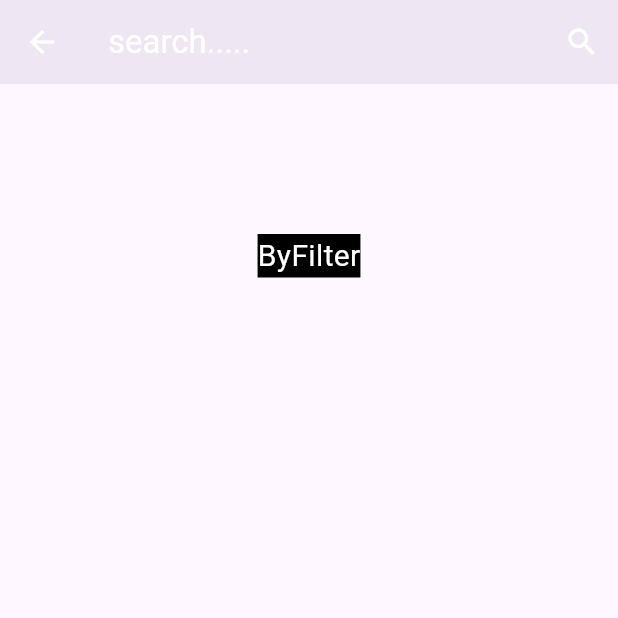
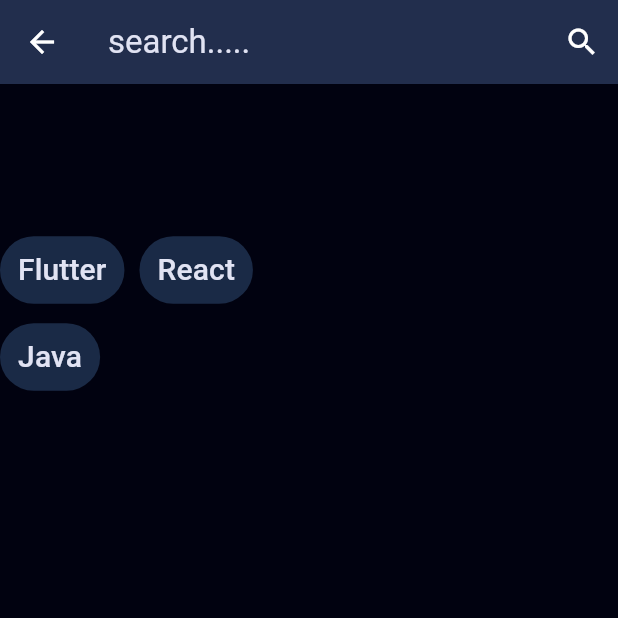
Before and after one commit to soorajydv/MindMorph, a Flutter app: the Search screen opened directly, on a phone screen of 412 x 824 dp, the top half of it. Run offline on Flutter 3.47's test engine with Material 3 defaults, Android fonts, the phone set to English and light mode, and no system bars; drawn by our look-alikes of easy_search_bar; our stand-ins replace file_picker, flutter_rating_bar, font_awesome_flutter, get, lottie, velocity_x; missing offline and left inert: appinio_video_player; network calls fail.

Commit message:
searchpage interface has been added

```diff
--- a/mobile-flutter/lib/homescreen/assingmnet/assignment.dart
+++ b/mobile-flutter/lib/homescreen/assingmnet/assignment.dart
@@ -59,7 +59,7 @@
                             ),
                           ),
                         ),
-                        20.widthBox,
+                        15.widthBox,
                         'Ram prasad sha'
                             .text
                             .size(20)
@@ -147,7 +147,7 @@
                               .color(titlecolor)
                               .fontFamily(bold)
                               .make(),
-                          150.widthBox,
+                          130.widthBox,
                           'Grade-'
                               .text
                               .size(18)
--- a/mobile-flutter/lib/homescreen/homepage.dart
+++ b/mobile-flutter/lib/homescreen/homepage.dart
@@ -47,7 +47,7 @@
                           Get.to(() => const Acount());
                         },
                         icon: const Icon(Icons.person_rounded)),
-                    220.widthBox,
+                    180.widthBox,
                     IconButton(
                       color: titlecolor,
                       onPressed: () {
--- a/mobile-flutter/lib/homescreen/searchpage.dart
+++ b/mobile-flutter/lib/homescreen/searchpage.dart
@@ -1,5 +1,6 @@
 import 'package:easy_search_bar/easy_search_bar.dart';
 import 'package:flutter/material.dart';
+import 'package:morph/const/color.dart';
 import 'package:velocity_x/velocity_x.dart';
 
 class Search extends StatefulWidget {
@@ -21,19 +22,61 @@
   Widget build(BuildContext context) {
     return Scaffold(
       appBar: EasySearchBar(
-          title: const Text('search.....'),
-          backgroundColor: Colors.transparent,
+          searchBackgroundColor: boxcolor,
+          searchCursorColor: FeatureColor,
+          showClearSearchIcon: true,
+          title: const Text(
+            'search.....',
+            style: TextStyle(color: FeatureColor),
+          ),
+          backgroundColor: boxcolor,
           onSearch: (value) => setState(() => searchValue = value),
           suggestions: _suggestions),
-      body: Column(
-        children: [
-          100.heightBox,
-          Container(
-            color: Colors.black,
-            child: 'ByFilter'.text.size(20).white.make(),
-          )
-        ],
-      ).box.roundedSM.alignment(Alignment.center).make(),
+      body: Container(
+        height: MediaQuery.of(context).size.height,
+        width: MediaQuery.of(context).size.width,
+        color: themecolor,
+        child: Column(
+          mainAxisAlignment: MainAxisAlignment.start,
+          crossAxisAlignment: CrossAxisAlignment.start,
+          children: [
+            100.heightBox,
+            Row(
+              children: [
+                TextButton(
+                    style: TextButton.styleFrom(
+                      backgroundColor: boxcolor,
+                    ),
+                    onPressed: () {},
+                    child: Text(
+                      'Flutter',
+                      style: TextStyle(color: FeatureColor, fontSize: 20),
+                    )),
+                10.widthBox,
+                TextButton(
+                    style: TextButton.styleFrom(
+                      backgroundColor: boxcolor,
+                    ),
+                    onPressed: () {},
+                    child: Text(
+                      'React',
+                      style: TextStyle(color: FeatureColor, fontSize: 20),
+                    )),
+              ],
+            ),
+            10.heightBox,
+            TextButton(
+                style: TextButton.styleFrom(
+                  backgroundColor: boxcolor,
+                ),
+                onPressed: () {},
+                child: Text(
+                  'Java',
+                  style: TextStyle(color: FeatureColor, fontSize: 20),
+                ))
+          ],
+        ),
+      ),
     );
   }
 }
--- a/mobile-flutter/lib/main.dart
+++ b/mobile-flutter/lib/main.dart
@@ -1,6 +1,6 @@
 import 'package:flutter/material.dart';
 import 'package:get/get.dart';
-import 'package:morph/homescreen/cartscreen/cartscreen.dart';
+import 'package:morph/auth/splashscreen.dart';
 
 void main() {
   runApp(const MyApp());
@@ -19,7 +19,7 @@
         colorScheme: ColorScheme.fromSeed(seedColor: Colors.deepPurple),
         useMaterial3: true,
       ),
-      home: Cartpage(),
+      home: SplashScreen(),
     );
   }
 }
```
Also changed, not shown: mobile-flutter/lib/cousredetail/videoplayer.dart (+10 -7 lines), 2 other files.
